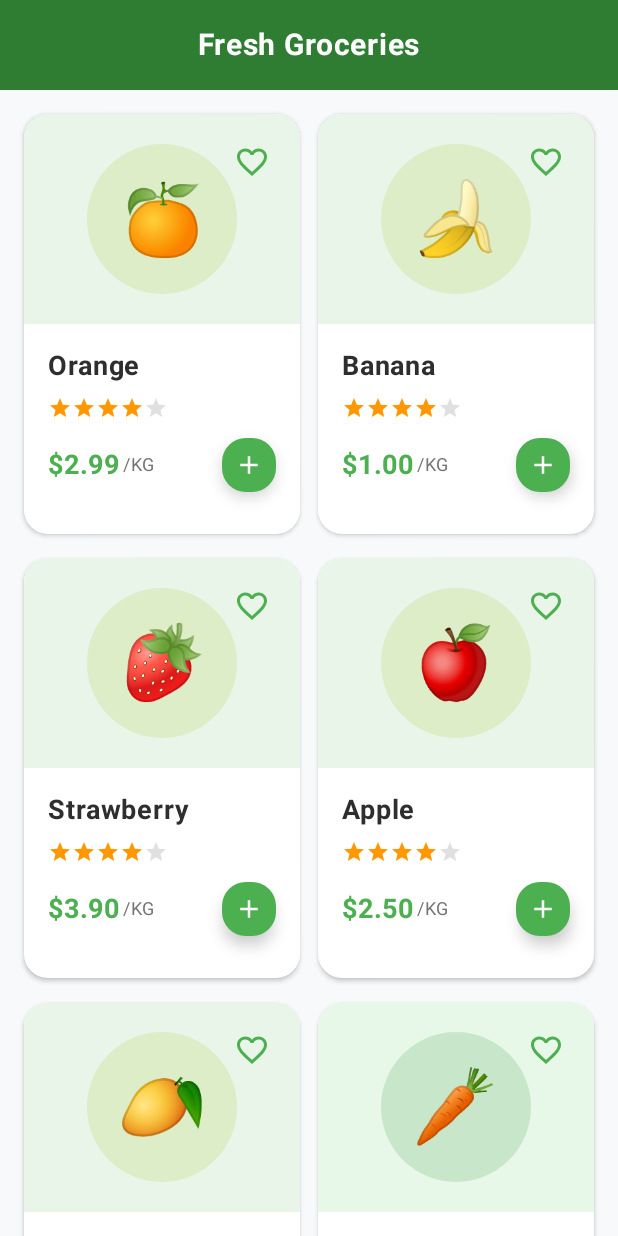
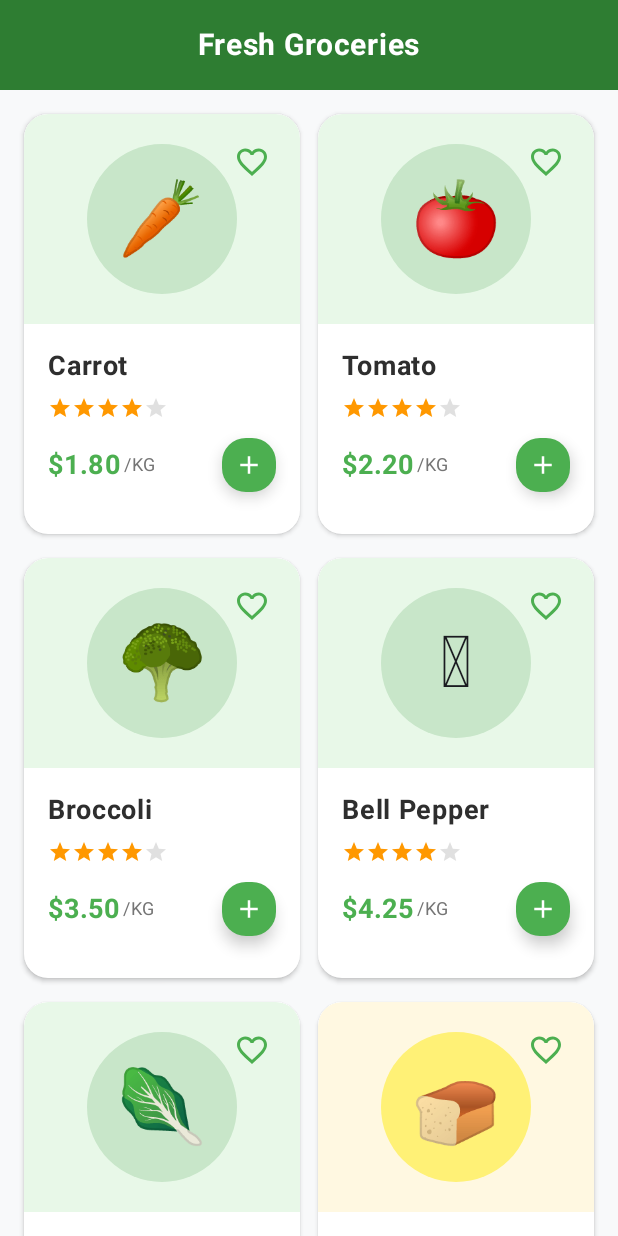
Before and after one commit to swastikaa0/projectgrocery, an Android app built with Jetpack Compose: the composable Products shown on its own in the app's theme, on a phone screen of 412 x 824 dp. Run offline under Robolectric (Android 15) with nearby library versions, the light colour scheme and no system bars.

Commit message:
Products

```diff
--- a/app/src/main/java/com/example/c36a/view/Products.kt
+++ b/app/src/main/java/com/example/c36a/view/Products.kt
@@ -44,11 +44,11 @@ fun Products() {
     val products = remember {
         mutableStateListOf(
             // Fruits (5 items)
-            Product(1, "Orange", "$2.99", "/KG", 4.0f, R.drawable.apple_image, category = "Fruit"),
-            Product(2, "Banana", "$1.00", "/KG", 4.0f, R.drawable.apple_image, category = "Fruit"),
-            Product(3, "Strawberry", "$3.90", "/KG", 4.8f, R.drawable.apple_image, category = "Fruit"),
-            Product(4, "Apple", "$2.50", "/KG", 4.5f, R.drawable.apple_image, category = "Fruit"),
-            Product(5, "Mango", "$3.75", "/KG", 4.7f, R.drawable.apple_image, category = "Fruit"),
+//            Product(1, "Orange", "$2.99", "/KG", 4.0f, R.drawable.apple_image, category = "Fruit"),
+//            Product(2, "Banana", "$1.00", "/KG", 4.0f, R.drawable.apple_image, category = "Fruit"),
+//            Product(3, "Strawberry", "$3.90", "/KG", 4.8f, R.drawable.apple_image, category = "Fruit"),
+//            Product(4, "Apple", "$2.50", "/KG", 4.5f, R.drawable.apple_image, category = "Fruit"),
+//            Product(5, "Mango", "$3.75", "/KG", 4.7f, R.drawable.apple_image, category = "Fruit"),
 
             // Vegetables (5 items)
             Product(6, "Carrot", "$1.80", "/KG", 4.2f, R.drawable.apple_image, category = "Vegetable"),
```
